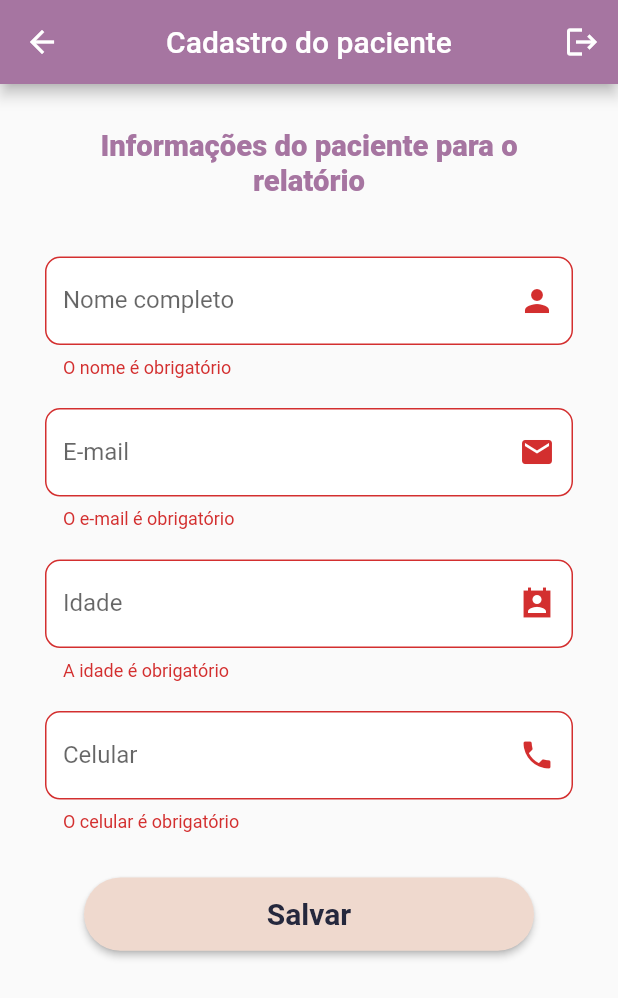
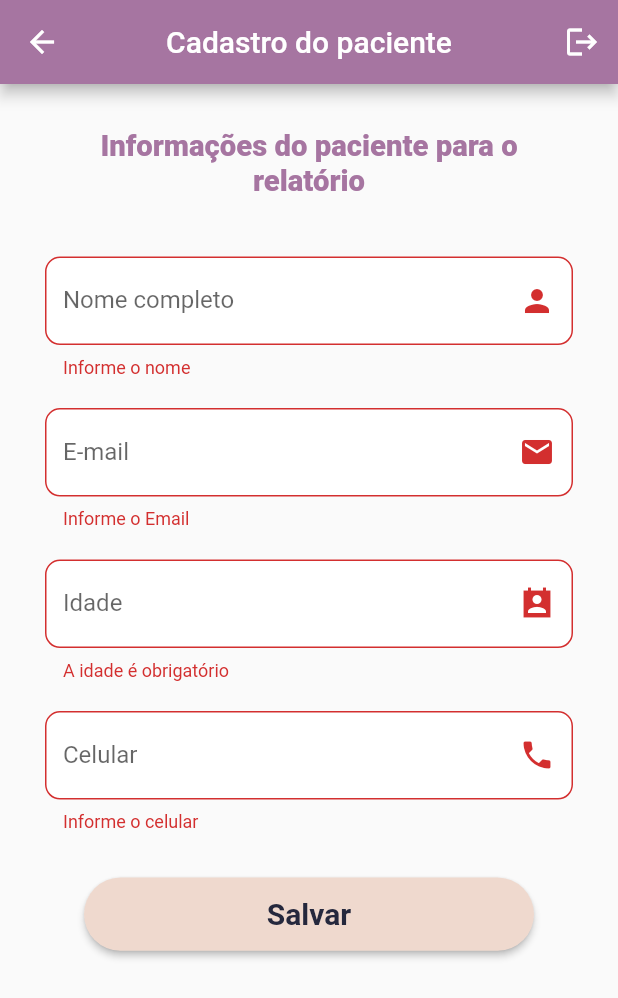
Before and after one commit to CruzLucass/Wood-Analyzer-App, a Flutter app: the PacientInfoScreen screen opened by its route, after a tap on "Salvar", on a phone screen of 412 x 824 dp. Shown: the top 998 px of the screen. Run offline on Flutter 3.47's test engine with Material 2 defaults, Android fonts, the phone set to English and light mode, and no system bars; our stand-ins replace cloud_firestore, firebase_auth, firebase_core, get, image_picker, mask_text_input_formatter; accounts and stored records are empty.

Commit message:
masks and validators
Adicionando as mascaras e validações, adicionei tbm o campo professional ao pacient para que possamoss saber quem cadastrou o paciente e exibir no relatório.

```diff
--- a/lib/auth/authentication.dart
+++ b/lib/auth/authentication.dart
@@ -1,5 +1,4 @@
 import 'package:firebase_auth/firebase_auth.dart';
-import 'package:firebase_core/firebase_core.dart';
 import 'package:cloud_firestore/cloud_firestore.dart';
 
 class Authentication {
--- a/lib/controllers/pacient_controller.dart
+++ b/lib/controllers/pacient_controller.dart
@@ -1,11 +1,18 @@
 import 'package:cloud_firestore/cloud_firestore.dart';
+import 'package:firebase_auth/firebase_auth.dart';
 import 'package:wood_analyzer/models/pacient_model.dart';
 
 class PacientController {
+  final FirebaseAuth _auth = FirebaseAuth.instance;
+
+  get user => _auth.currentUser;
+
   Future<String?> addPacient(PacientModel pacient) async {
     try {
       CollectionReference pacients =
           FirebaseFirestore.instance.collection('pacient');
+
+      pacient.professional = _auth.currentUser!.email;
 
       await pacients.doc(pacient.email).set(
             pacient.toMap(),
--- a/lib/models/pacient_model.dart
+++ b/lib/models/pacient_model.dart
@@ -5,6 +5,7 @@ class PacientModel {
   int age;
   String email;
   String mobilephone;
+  String? professional;
   String? skinType;
   String? phototype;
   String? moreInformation;
@@ -14,6 +15,7 @@ class PacientModel {
     required this.age,
     required this.email,
     required this.mobilephone,
+    this.professional,
     this.skinType,
     this.phototype,
     this.moreInformation,
@@ -26,6 +28,7 @@ class PacientModel {
       'age': age,
       'email': email,
       'mobilephone': mobilephone,
+      'professional': professional,
       'skinType': skinType,
       'phototype': phototype,
       'moreInformation': moreInformation,
@@ -39,6 +42,7 @@ class PacientModel {
       age: map['age']?.toInt() ?? 0,
       email: map['email'] ?? '',
       mobilephone: map['mobilephone'] ?? '',
+      professional: map['professional'] ?? '',
       skinType: map['skinType'],
       phototype: map['phototype'],
       moreInformation: map['moreInformation'],
--- a/lib/screens/analysis_info_screen.dart
+++ b/lib/screens/analysis_info_screen.dart
@@ -182,7 +182,7 @@ class _AnalysisInfoScreen extends State<AnalysisInfoScreen> {
                                           .showSnackBar(SnackBar(
                                         content: Text(
                                           'Informações adicionadas com sucesso',
-                                          style: TextStyle(fontSize: 24),
+                                          style: TextStyle(fontSize: 20),
                                         ),
                                       ));
                                       _formKey.currentState!.reset();
@@ -191,7 +191,7 @@ class _AnalysisInfoScreen extends State<AnalysisInfoScreen> {
                                           .showSnackBar(SnackBar(
                                         content: Text(
                                           'Ocorreu um erro ao salvar as informações',
-                                          style: TextStyle(fontSize: 24),
+                                          style: TextStyle(fontSize: 20),
                                         ),
                                       ));
                                     }
--- a/lib/screens/login_screen.dart
+++ b/lib/screens/login_screen.dart
@@ -105,15 +105,8 @@ class _LoginScreenState extends State<LoginScreen> {
                         filled: true,
                         fillColor: Colors.white,
                       ),
-                    validator: (value) {
-                      if (value == null || value.isEmpty) {
-                        return 'O e-mail é obrigatório';
-                      } else {
-                        _email = value;
-                      }
-                      return null;
-                    },
-                  ),
+                      validator: _validarEmail,
+                      onSaved: (value) => _email = value),
                   SizedBox(height: 20),
                   TextFormField(
                     keyboardType: TextInputType.visiblePassword,
@@ -249,3 +242,16 @@ class _LoginScreenState extends State<LoginScreen> {
     );
   }
 }
+
+String? _validarEmail(String? value) {
+  String pattern =
+      r'^(([^<>()[\]\\.,;:\s@\"]+(\.[^<>()[\]\\.,;:\s@\"]+)*)|(\".+\"))@((\[[0-9]{1,3}\.[0-9]{1,3}\.[0-9]{1,3}\.[0-9]{1,3}\])|(([a-zA-Z\-0-9]+\.)+[a-zA-Z]{2,}))$';
+  RegExp regExp = RegExp(pattern);
+  if (value!.isEmpty) {
+    return "Informe o Email";
+  } else if (!regExp.hasMatch(value)) {
+    return "Email inválido";
+  } else {
+    return null;
+  }
+}
--- a/lib/screens/pacient_info_screen.dart
+++ b/lib/screens/pacient_info_screen.dart
@@ -1,6 +1,5 @@
 // ignore_for_file: prefer_const_constructors
 
-import 'package:cloud_firestore/cloud_firestore.dart';
 import 'package:flutter/material.dart';
 import 'package:get/get.dart';
 import 'package:wood_analyzer/auth/authentication.dart';
@@ -10,6 +9,7 @@ import 'package:wood_analyzer/routes/routes.dart';
 import 'package:wood_analyzer/utils/app_colors.dart';
 import 'package:wood_analyzer/utils/dimensions.dart';
 import 'package:wood_analyzer/widgets/title_widget.dart';
+import 'package:mask_text_input_formatter/mask_text_input_formatter.dart';
 
 class PacientInfoScreen extends StatefulWidget {
   const PacientInfoScreen({Key? key}) : super(key: key);
@@ -75,14 +75,7 @@ class _PacientInfoScreenState extends State<PacientInfoScreen> {
                         filled: true,
                         fillColor: Colors.white,
                       ),
-                      validator: (value) {
-                        if (value == null || value.isEmpty) {
-                          return 'O nome é obrigatório';
-                        } else {
-                          name = value;
-                        }
-                        return null;
-                      },
+                      validator: _validarNome,
                       onChanged: (value) => name = value,
                     ),
                     SizedBox(
@@ -103,14 +96,7 @@ class _PacientInfoScreenState extends State<PacientInfoScreen> {
                         filled: true,
                         fillColor: Colors.white,
                       ),
-                      validator: (value) {
-                        if (value == null || value.isEmpty) {
-                          return 'O e-mail é obrigatório';
-                        } else {
-                          email = value;
-                        }
-                        return null;
-                      },
+                      validator: _validarEmail,
                       onChanged: (value) => email = value,
                     ),
                     SizedBox(
@@ -147,7 +133,10 @@ class _PacientInfoScreenState extends State<PacientInfoScreen> {
                       height: 20,
                     ),
                     TextFormField(
-                      keyboardType: TextInputType.number,
+                      inputFormatters: [
+                        MaskTextInputFormatter(mask: "(##) # ####-####"),
+                      ],
+                      keyboardType: TextInputType.phone,
                       decoration: InputDecoration(
                         labelText: 'Celular',
                         suffixIcon: Padding(
@@ -163,14 +152,7 @@ class _PacientInfoScreenState extends State<PacientInfoScreen> {
                         filled: true,
                         fillColor: Colors.white,
                       ),
-                      validator: (value) {
-                        if (value == null || value.isEmpty) {
-                          return 'O celular é obrigatório';
-                        } else {
-                          mobilephone = value;
-                        }
-                        return null;
-                      },
+                      validator: _validarCelular,
                       onChanged: (value) => mobilephone = value,
                     ),
                     SizedBox(
@@ -180,12 +162,16 @@ class _PacientInfoScreenState extends State<PacientInfoScreen> {
                       onPressed: () async {
                         if (_formKey.currentState!.validate()) {
                           _formKey.currentState!.save();
-                          PacientController().addPacient(PacientModel(
-                              name: name,
-                              age: age,
-                              email: email,
-                              mobilephone: mobilephone));
-                          Get.offNamed(Routes.getAnalysisInfo(email));
+                          PacientController().addPacient(
+                            PacientModel(
+                                name: name,
+                                age: age,
+                                email: email,
+                                mobilephone: mobilephone),
+                          );
+                          Get.offNamed(
+                            Routes.getAnalysisInfo(email),
+                          );
                         }
                       },
                       style: ElevatedButton.styleFrom(
@@ -220,3 +206,34 @@ class _PacientInfoScreenState extends State<PacientInfoScreen> {
     );
   }
 }
+
+String? _validarEmail(String? value) {
+  String pattern =
+      r'^(([^<>()[\]\\.,;:\s@\"]+(\.[^<>()[\]\\.,;:\s@\"]+)*)|(\".+\"))@((\[[0-9]{1,3}\.[0-9]{1,3}\.[0-9]{1,3}\.[0-9]{1,3}\])|(([a-zA-Z\-0-9]+\.)+[a-zA-Z]{2,}))$';
+  RegExp regExp = RegExp(pattern);
+  if (value!.isEmpty) {
+    return "Informe o Email";
+  } else if (!regExp.hasMatch(value)) {
+    return "Email inválido";
+  } else {
+    return null;
+  }
+}
+
+String? _validarNome(String? value) {
+  String patttern = r'(^[a-zA-Z ]*$)';
+  RegExp regExp = RegExp(patttern);
+  if (value!.isEmpty) {
+    return "Informe o nome";
+  } else if (!regExp.hasMatch(value)) {
+    return "O nome deve conter caracteres de a-z ou A-Z";
+  }
+  return null;
+}
+
+String? _validarCelular(String? value) {
+  if (value!.isEmpty) {
+    return "Informe o celular";
+  }
+  return null;
+}
--- a/pubspec.yaml
+++ b/pubspec.yaml
@@ -45,6 +45,7 @@ dependencies:
   # The following adds the Cupertino Icons font to your application.
   # Use with the CupertinoIcons class for iOS style icons.
   cupertino_icons: ^1.0.2
+  mask_text_input_formatter: ^2.3.0
 
 dev_dependencies:
   flutter_test:
```
Also changed, not shown: lib/screens/signup_screen.dart (+17 -10 lines), pubspec.lock. Lines whose indentation alone changed are shown as unchanged.
